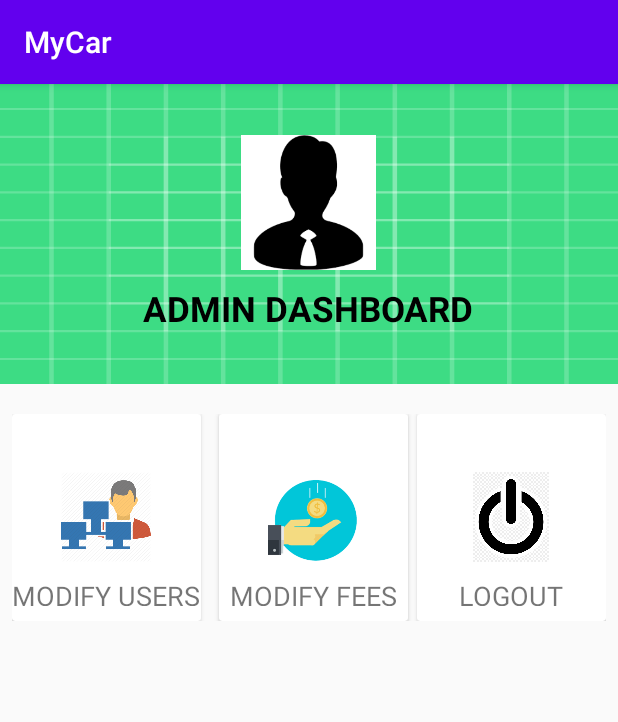
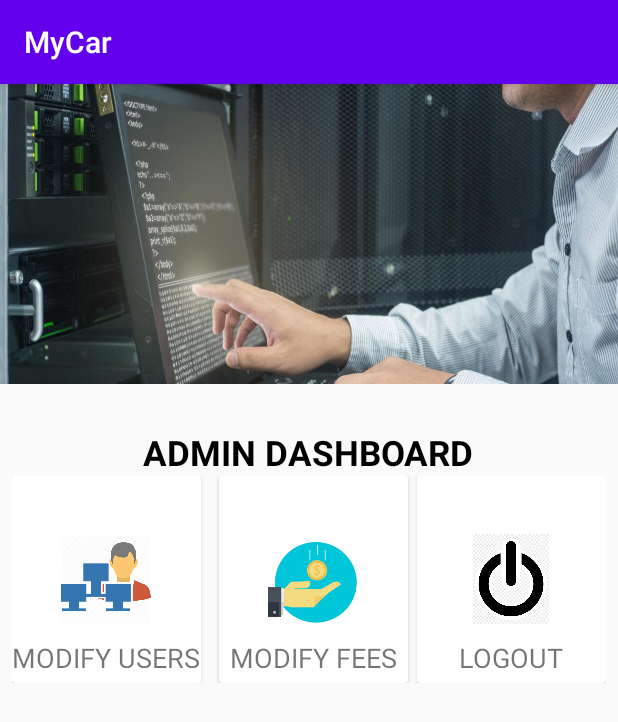
Before and after one commit to CSCI-150-LAB/Team8Repo, an Android app: the AdminBoard screen opened directly, with no data from a screen before it, on a phone screen of 412 x 824 dp. Shown: the top 722 px of the screen. Run offline under Robolectric (Android 15) with nearby library versions, the light colour scheme and no system bars; our stand-ins replace Firebase (no records; nobody signed in at launch, a user with empty details on screens opened directly).

Commit message:
Update activity_adminboard.xml

```diff
--- a/MyApplication2/app/src/main/res/layout/activity_adminboard.xml
+++ b/MyApplication2/app/src/main/res/layout/activity_adminboard.xml
@@ -24,27 +24,10 @@
                             <LinearLayout
                                 android:layout_width="match_parent"
                                 android:layout_height="200dp"
-                                android:orientation="vertical"
+                                android:background="@drawable/adminpic"
                                 android:gravity="center"
-                                android:background="@drawable/ic_launcher_background">
+                                android:orientation="vertical">
 
-                                <ImageView
-                                    android:layout_width="90dp"
-                                    android:layout_height="90dp"
-                                    android:src="@drawable/admin"
-                                    android:layout_gravity="center"
-                                    />
-                                <TextView
-                                    android:layout_width="wrap_content"
-                                    android:layout_height="wrap_content"
-                                    android:text="ADMIN DASHBOARD"
-                                    android:textColor="#000000"
-                                    android:layout_gravity="center"
-                                    android:textStyle="bold"
-                                    android:textSize="23sp"
-                                    android:layout_marginTop="10dp"
-
-                                    />
                             </LinearLayout>
                             <LinearLayout
                                 android:layout_width="match_parent"
@@ -54,6 +37,18 @@
                                 android:layout_marginLeft ="8dp"
                                 android:layout_marginRight="8dp"
                                 >
+
+                                <TextView
+                                    android:layout_width="wrap_content"
+                                    android:layout_height="wrap_content"
+                                    android:layout_gravity="center"
+                                    android:layout_marginTop="10dp"
+                                    android:text="ADMIN DASHBOARD"
+                                    android:textColor="#000000"
+                                    android:textSize="23sp"
+                                    android:textStyle="bold"
+
+                                    />
 
                                 <LinearLayout
                                     android:layout_width="match_parent"
```
